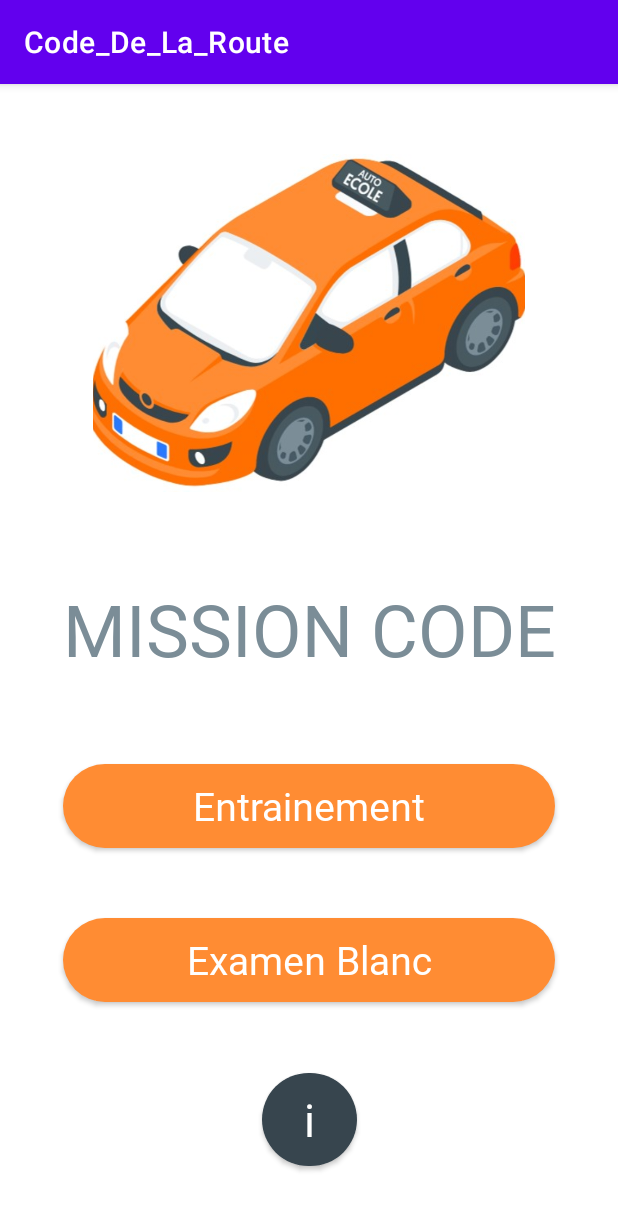
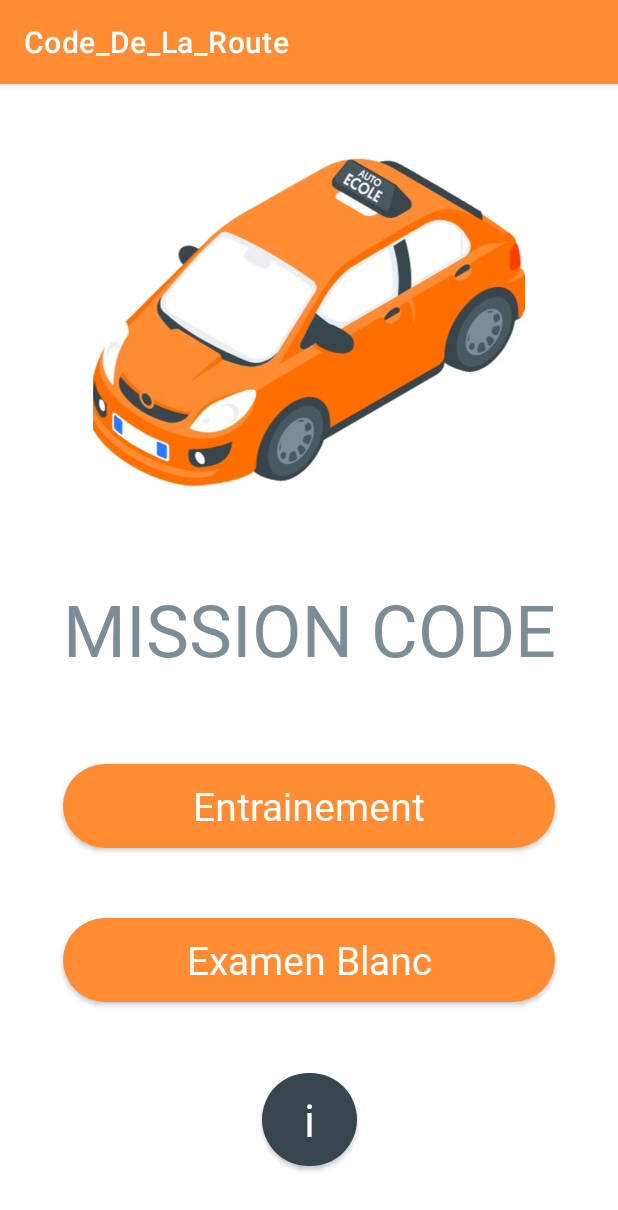
Before and after one commit to Sharan1E/Code_De_La_Route, an Android app: the screen it shows after launch (MainActivity), on a phone screen of 412 x 824 dp. Shown: the top 1210 px of the screen. Run offline under Robolectric (Android 15) with nearby library versions, the phone set to English and light mode, and no system bars.

Commit message:
orange actionbar - sharan

```diff
--- a/app/src/main/java/com/example/code_de_la_route/Informations_Activity.java
+++ b/app/src/main/java/com/example/code_de_la_route/Informations_Activity.java
@@ -1,9 +1,9 @@
 package com.example.code_de_la_route;
 
 import android.content.Intent;
+import android.graphics.drawable.ColorDrawable;
 import android.os.Bundle;
 import android.widget.Button;
-
 import androidx.appcompat.app.AppCompatActivity;
 
 public class Informations_Activity extends AppCompatActivity {
@@ -12,6 +12,8 @@ public class Informations_Activity extends AppCompatActivity {
     protected void onCreate(Bundle savedInstanceState) {
         super.onCreate(savedInstanceState);
         setContentView(R.layout.activity_informations);
+
+        getSupportActionBar().setBackgroundDrawable(new ColorDrawable(getResources().getColor(R.color.orange)));
 
 
         Button button = findViewById(R.id.button_back_from_info);
--- a/app/src/main/java/com/example/code_de_la_route/MainActivity.java
+++ b/app/src/main/java/com/example/code_de_la_route/MainActivity.java
@@ -1,8 +1,10 @@
 package com.example.code_de_la_route;
 
 import android.content.Intent;
+import android.graphics.drawable.ColorDrawable;
 import android.os.Bundle;
 import android.widget.Button;
+
 
 import androidx.appcompat.app.AppCompatActivity;
 
@@ -13,6 +15,8 @@ public class MainActivity extends AppCompatActivity {
         super.onCreate(savedInstanceState);
         setContentView(R.layout.activity_main);
 
+        getSupportActionBar().setBackgroundDrawable(new ColorDrawable(getResources().getColor(R.color.orange)));
+
         Button button = findViewById(R.id.button_info_from_home_page);
         button.setOnClickListener(view -> openInformationsActivity());
     }
--- a/app/src/main/res/drawable/rounded_corners.xml
+++ b/app/src/main/res/drawable/rounded_corners.xml
@@ -2,6 +2,6 @@
 <shape xmlns:android="http://schemas.android.com/apk/res/android"
     android:shape="rectangle">
 
-    <solid android:color="#FF8C33"/>
+    <solid android:color="@color/orange"/>
     <corners android:radius="50dp"/>
 </shape>
--- a/app/src/main/res/layout/activity_main.xml
+++ b/app/src/main/res/layout/activity_main.xml
@@ -13,7 +13,7 @@
         android:fontFamily="@font/baloo"
         android:gravity="center"
         android:text="@string/ingame_app_name"
-        android:textColor="#7B8D97"
+        android:textColor="@color/light_grey"
         android:textSize="48sp"
         app:layout_constraintBottom_toTopOf="@+id/button_training_from_home_page"
         app:layout_constraintHorizontal_bias="0.5"
@@ -45,7 +45,7 @@
         android:textAppearance="@style/TextAppearance.AppCompat"
         android:textColor="#FFF"
         android:textSize="26sp"
-        app:backgroundTint="#FF8C33"
+        app:backgroundTint="@color/orange"
         app:layout_constraintBottom_toTopOf="@+id/button_exam_from_home_page"
         app:layout_constraintHorizontal_bias="0.5"
         app:layout_constraintLeft_toLeftOf="@+id/guideline1"
@@ -62,7 +62,7 @@
         android:textAppearance="@style/TextAppearance.AppCompat"
         android:textColor="#FFF"
         android:textSize="26sp"
-        app:backgroundTint="#FF8C33"
+        app:backgroundTint="@color/orange"
         app:layout_constraintBottom_toTopOf="@+id/button_info_from_home_page"
         app:layout_constraintEnd_toEndOf="parent"
         app:layout_constraintHorizontal_bias="0.5"
@@ -81,7 +81,7 @@
         android:textAppearance="@style/TextAppearance.AppCompat"
         android:textColor="#FFF"
         android:textSize="30sp"
-        app:backgroundTint="#37454E"
+        app:backgroundTint="@color/grey"
         app:layout_constraintBottom_toBottomOf="parent"
         app:layout_constraintEnd_toEndOf="parent"
         app:layout_constraintHorizontal_bias="0.5"
--- a/app/src/main/res/values/colors.xml
+++ b/app/src/main/res/values/colors.xml
@@ -7,4 +7,7 @@
     <color name="teal_700">#FF018786</color>
     <color name="black">#FF000000</color>
     <color name="white">#FFFFFFFF</color>
+    <color name="orange">#FF8C33</color>
+    <color name="grey">#37454E</color>
+    <color name="light_grey">#7B8D97</color>
 </resources>
```
